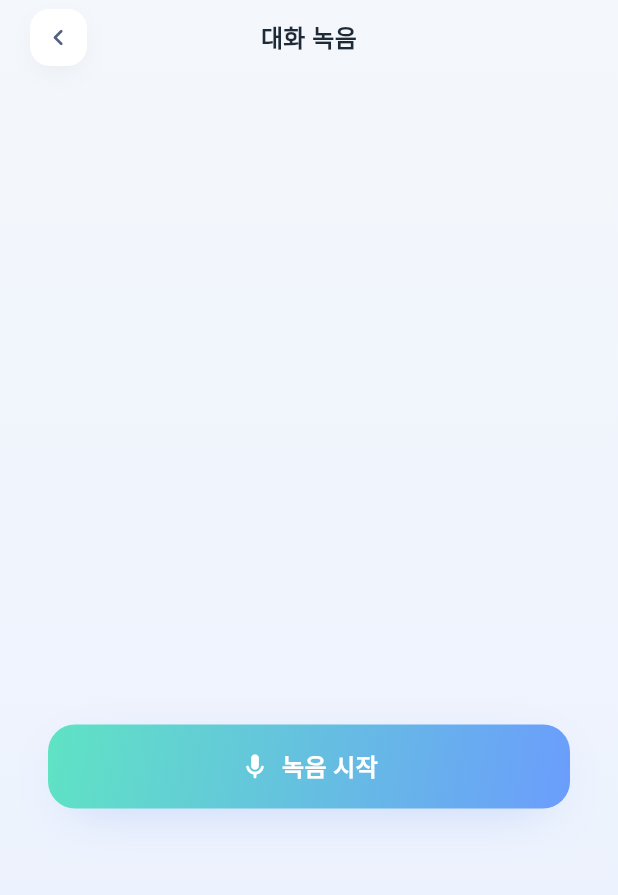
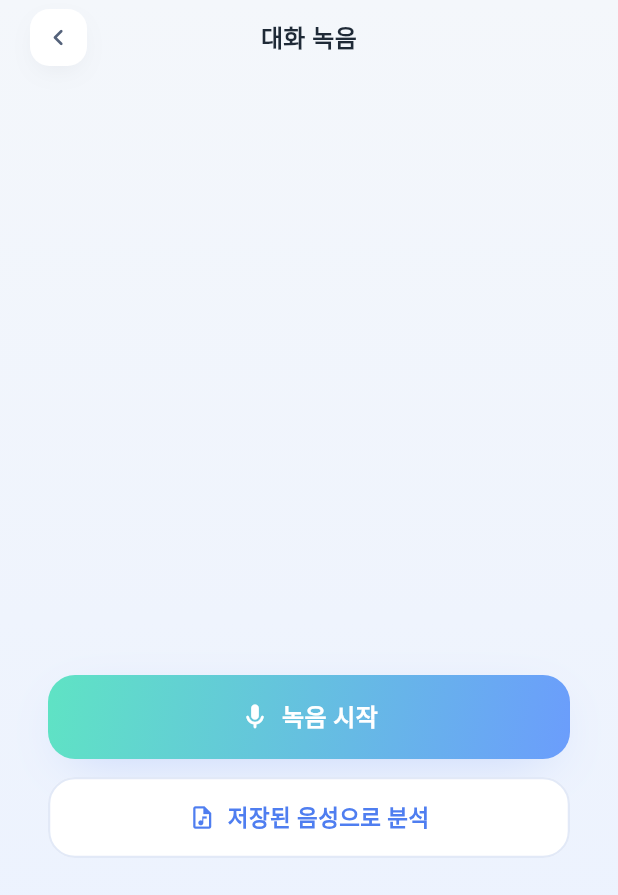
Before and after one commit to sodoojin/pretty-four, a Flutter app: the RecordingScreen screen opened by its route, on a phone screen of 412 x 824 dp. Shown: the top 895 px of the screen. Run offline on Flutter 3.47's test engine with Material 3 defaults, Android fonts, the phone set to English and light mode, and no system bars; our stand-ins replace dio, file_picker, flutter_dotenv, flutter_riverpod, flutter_secure_storage, go_router and 1 more; missing offline and left inert: kakao_flutter_sdk_user, record; accounts and stored records are empty.

Commit message:
feat(recording): '저장된 음성으로 분석' 버튼을 release 빌드에도 노출
kDebugMode 가드를 제거해 모든 빌드의 녹음 화면에서 저장된 음성 파일
분석 진입을 항상 노출. 테스트용 플라스크 아이콘을 오디오 파일
아이콘으로 교체.

Co-Authored-By: Claude Opus 4.8 <noreply@anthropic.com>

```diff
--- a/pretty_four/lib/screens/recording/recording_screen.dart
+++ b/pretty_four/lib/screens/recording/recording_screen.dart
@@ -1,6 +1,5 @@
 import 'dart:async';
 import 'package:file_picker/file_picker.dart';
-import 'package:flutter/foundation.dart' show kDebugMode;
 import 'package:flutter/material.dart';
 import 'package:go_router/go_router.dart';
 import 'package:uuid/uuid.dart';
@@ -343,18 +342,16 @@ class _RecordingScreenState extends State<RecordingScreen>
                               color: Colors.white, size: 20),
                         ),
                       ),
-                      if (kDebugMode) ...[
                       const SizedBox(height: 12),
                       Padding(
                         padding: const EdgeInsets.symmetric(horizontal: 32),
                         child: GhostButton(
                           label: '저장된 음성으로 분석',
                           onPressed: _analyzeSample,
-                            icon: const Icon(Icons.science_outlined,
+                          icon: const Icon(Icons.audio_file_outlined,
                               color: AppColors.blue2, size: 18),
                         ),
                       ),
-                      ],
                     ],
                   ],
                 ),
```
Lines whose indentation alone changed are shown as unchanged.
